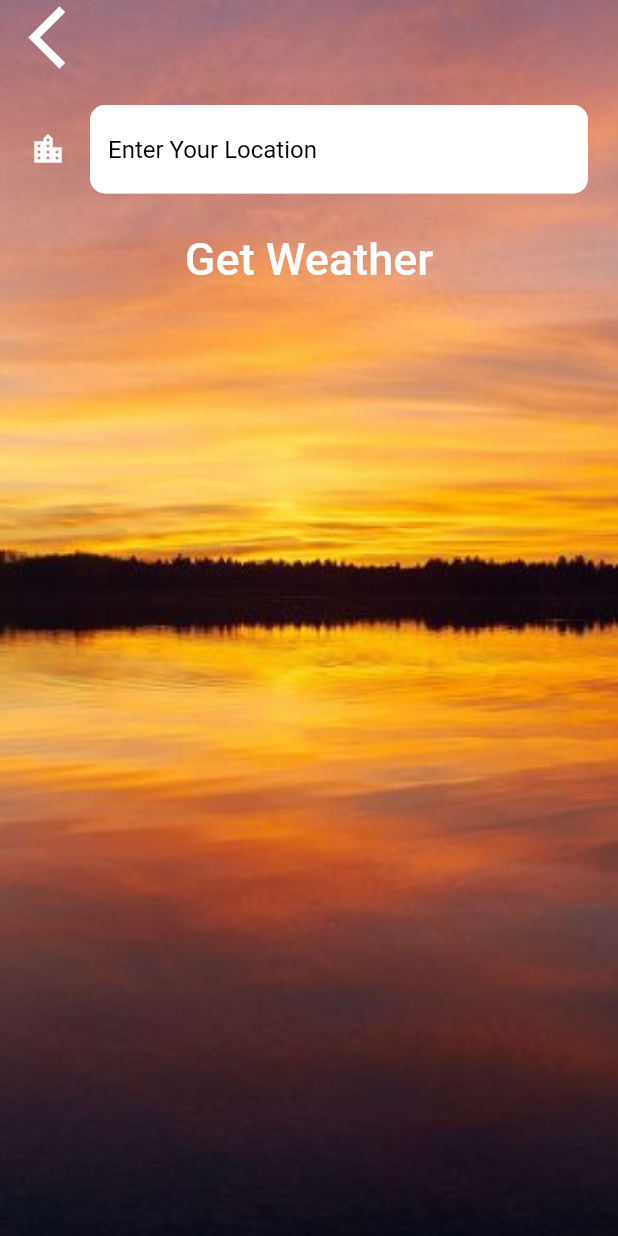
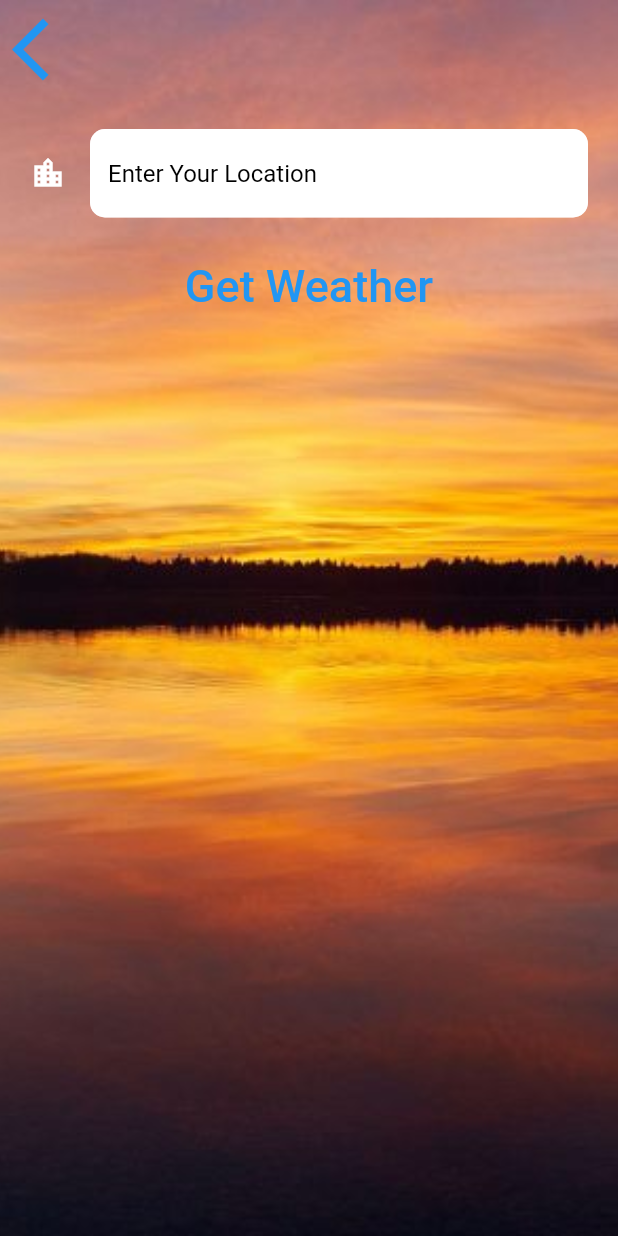
Before and after one commit to devprashantt/weather-forecast, a Flutter app: the CityScreen screen opened directly, on a phone screen of 412 x 824 dp. Run offline on Flutter 3.47's test engine with Material 2 defaults, Android fonts, the phone set to English and light mode, and no system bars; our stand-ins replace flutter_spinkit, geolocator; Roboto replaces fonts that are missing (Spartan MB).

Commit message:
Fixup `flutter_lints` warnings

```diff
--- a/lib/main.dart
+++ b/lib/main.dart
@@ -1,14 +1,16 @@
 import 'package:flutter/material.dart';
 import 'package:my_project11/screens/loading_screen.dart';
 
-void main() => runApp(MyApp());
+void main() => runApp(const MyApp());
 
 class MyApp extends StatelessWidget {
+  const MyApp({Key? key}) : super(key: key);
+
   @override
   Widget build(BuildContext context) {
     return MaterialApp(
       theme: ThemeData.dark(),
-      home: LoadingScreen(),
+      home: const LoadingScreen(),
     );
   }
 }
--- a/lib/screens/city_screen.dart
+++ b/lib/screens/city_screen.dart
@@ -9,7 +9,6 @@ class CityScreen extends StatefulWidget {
 }
 
 class _CityScreenState extends State<CityScreen> {
-
   late String cityName;
 
   @override
@@ -28,7 +27,7 @@ class _CityScreenState extends State<CityScreen> {
             children: <Widget>[
               Align(
                 alignment: Alignment.topLeft,
-                child: FlatButton(
+                child: TextButton(
                   onPressed: () {
                     Navigator.pop(context);
                   },
@@ -45,14 +44,14 @@ class _CityScreenState extends State<CityScreen> {
                     color: Colors.black,
                   ),
                   decoration: kTextFieldInputDecoration,
-                  onChanged: (newValue){
+                  onChanged: (newValue) {
                     setState(() {
                       cityName = newValue;
                     });
                   },
                 ),
               ),
-              FlatButton(
+              TextButton(
                 onPressed: () {
                   Navigator.pop(context, cityName);
                 },
--- a/lib/screens/loading_screen.dart
+++ b/lib/screens/loading_screen.dart
@@ -1,7 +1,6 @@
 import 'package:flutter/material.dart';
 import 'package:my_project11/services/location.dart';
 import 'package:my_project11/services/networking.dart';
-import 'package:my_project11/services/weather.dart';
 import 'package:my_project11/screens/location_screen.dart';
 import 'package:flutter_spinkit/flutter_spinkit.dart';
 
--- a/lib/screens/location_screen.dart
+++ b/lib/screens/location_screen.dart
@@ -4,7 +4,7 @@ import 'package:my_project11/utilities/constants.dart';
 import 'package:my_project11/services/weather.dart';
 
 class LocationScreen extends StatefulWidget {
-  const LocationScreen({this.locationWeather});
+  const LocationScreen({this.locationWeather, Key? key}) : super(key: key);
 
   // ignore: prefer_typing_uninitialized_variables
   final locationWeather;
@@ -66,7 +66,7 @@ class _LocationScreenState extends State<LocationScreen> {
               Row(
                 mainAxisAlignment: MainAxisAlignment.spaceBetween,
                 children: <Widget>[
-                  FlatButton(
+                  TextButton(
                     onPressed: () async {
                       var weatherData = await weather.getLocationWeather();
                       updateUI(weatherData);
@@ -76,7 +76,7 @@ class _LocationScreenState extends State<LocationScreen> {
                       size: 50.0,
                     ),
                   ),
-                  FlatButton(
+                  TextButton(
                     onPressed: () async {
                       var typedName = await Navigator.push(
                         context,
--- a/lib/services/networking.dart
+++ b/lib/services/networking.dart
@@ -1,5 +1,6 @@
 import 'package:http/http.dart' as http;
 import 'dart:convert';
+import 'package:flutter/foundation.dart';
 
 class NetworkHelper {
   NetworkHelper(this.url);
@@ -17,7 +18,9 @@ class NetworkHelper {
 
       return decodedData;
     } else {
-      print(response.statusCode);
+      if (kDebugMode) {
+        print(response.statusCode);
+      }
     }
   }
 }
--- a/pubspec.yaml
+++ b/pubspec.yaml
@@ -35,7 +35,6 @@ dependencies:
   # Use with the CupertinoIcons class for iOS style icons.
   cupertino_icons: ^1.0.2
   font_awesome_flutter: '>= 4.7.0'
-  flutter_lints: ^1.0.0
   geolocator: ^8.2.0
   http: ^0.13.4
   flutter_spinkit: ^5.1.0
```
Also changed, not shown: lib/services/location.dart (+6 -4 lines), lib/services/weather.dart (+3 -4 lines), pubspec.lock, 1 other file.
